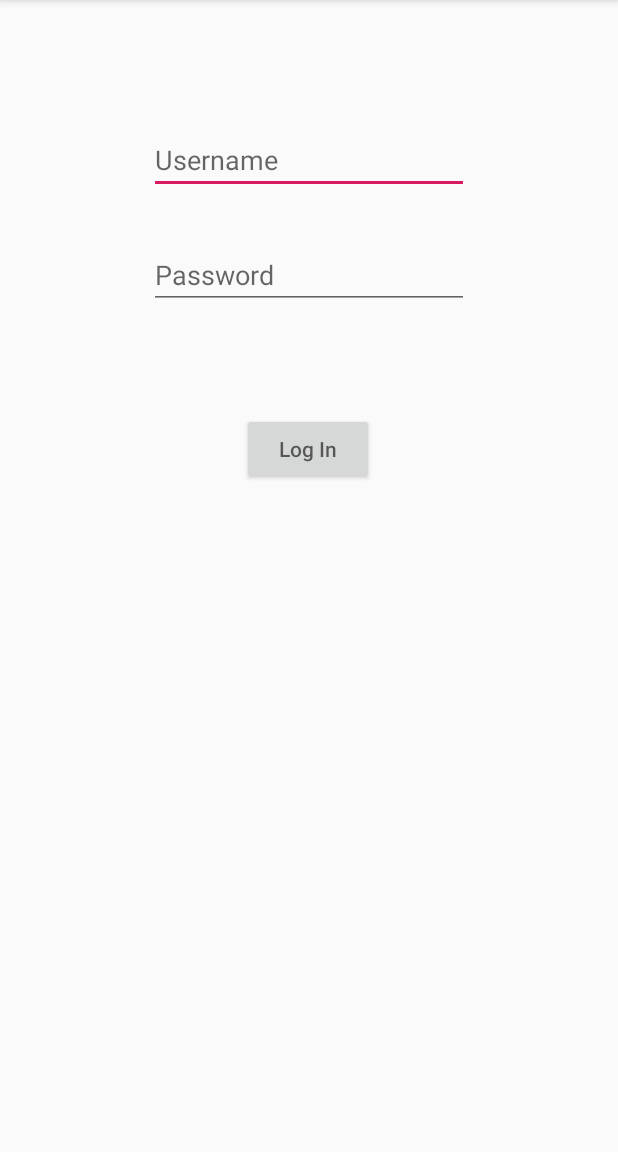
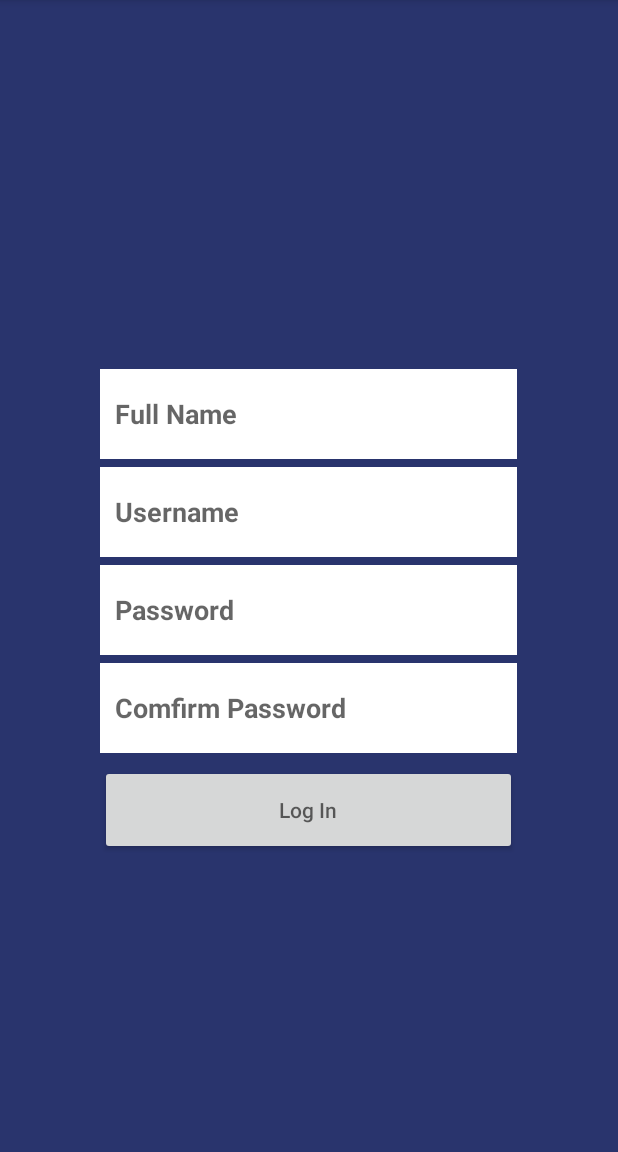
Before and after one commit to adibudithi/SportSupport, an Android app: the screen it shows after launch (MainActivity), on a phone screen of 412 x 824 dp, the part 84-1236 px from its top. Run offline under Robolectric (Android 15) with nearby library versions, the phone set to English and light mode, and no system bars.

Commit message:
changed the layout of the app

```diff
--- a/app/src/main/java/com/iedayan03/sportsupport/BackgroundWorker.java
+++ b/app/src/main/java/com/iedayan03/sportsupport/BackgroundWorker.java
@@ -1,10 +1,8 @@
 package com.iedayan03.sportsupport;
 
-import android.app.Application;
 import android.content.Context;
 import android.os.AsyncTask;
 import android.app.AlertDialog;
-import android.widget.Toast;
 
 import java.io.BufferedReader;
 import java.io.BufferedWriter;
--- a/app/src/main/java/com/iedayan03/sportsupport/MainActivity.java
+++ b/app/src/main/java/com/iedayan03/sportsupport/MainActivity.java
@@ -9,7 +9,6 @@ import android.widget.EditText;
 
 public class MainActivity extends AppCompatActivity {
     EditText etUsername, etPassword;
-    Button btnLogin;
 
     @Override
     protected void onCreate(Bundle savedInstanceState) {
@@ -27,4 +26,9 @@ public class MainActivity extends AppCompatActivity {
         String type = "login";
         backgroundWorker.execute(type, username, password);
     }
+
+    // maybe separate login and register as different activities
+    public void Register(View view) {
+        // have not setup the new edit texts so won't work until fixed
+    }
 }
--- a/app/src/main/res/layout/activity_main.xml
+++ b/app/src/main/res/layout/activity_main.xml
@@ -4,12 +4,14 @@
     xmlns:tools="http://schemas.android.com/tools"
     android:layout_width="match_parent"
     android:layout_height="match_parent"
+    android:background="#29346D"
     tools:context=".MainActivity">
 
     <EditText
-        android:id="@+id/etUsername"
-        android:layout_width="wrap_content"
-        android:layout_height="wrap_content"
+        android:id="@+id/etFullName"
+        android:layout_width="278dp"
+        android:layout_height="60dp"
+        android:layout_margin="5dp"
         android:layout_marginStart="8dp"
         android:layout_marginLeft="8dp"
         android:layout_marginTop="8dp"
@@ -17,20 +19,25 @@
         android:layout_marginRight="8dp"
         android:layout_marginBottom="8dp"
         android:autofillHints=""
+        android:background="#FFFFFF"
         android:ems="10"
-        android:hint="@string/username"
+        android:hint="@string/full_name"
         android:inputType="textPersonName"
+        android:padding="10dp"
+        android:textStyle="bold"
         app:layout_constraintBottom_toBottomOf="parent"
         app:layout_constraintEnd_toEndOf="parent"
+        app:layout_constraintHorizontal_bias="0.495"
         app:layout_constraintStart_toStartOf="parent"
         app:layout_constraintTop_toTopOf="parent"
-        app:layout_constraintVertical_bias="0.108"
+        app:layout_constraintVertical_bias="0.345"
         tools:targetApi="o" />
 
     <EditText
-        android:id="@+id/etPassword"
-        android:layout_width="wrap_content"
-        android:layout_height="wrap_content"
+        android:id="@+id/etUsername"
+        android:layout_width="278dp"
+        android:layout_height="60dp"
+        android:layout_margin="5dp"
         android:layout_marginStart="8dp"
         android:layout_marginLeft="8dp"
         android:layout_marginTop="8dp"
@@ -38,20 +45,78 @@
         android:layout_marginRight="8dp"
         android:layout_marginBottom="8dp"
         android:autofillHints=""
+        android:background="#FFFFFF"
+        android:ems="10"
+        android:hint="@string/username"
+        android:inputType="textPersonName"
+        android:padding="10dp"
+        android:textAllCaps="true"
+        android:textStyle="bold"
+        app:layout_constraintBottom_toBottomOf="parent"
+        app:layout_constraintEnd_toEndOf="parent"
+        app:layout_constraintHorizontal_bias="0.495"
+        app:layout_constraintStart_toStartOf="parent"
+        app:layout_constraintTop_toBottomOf="@+id/etFullName"
+        app:layout_constraintVertical_bias="0.0"
+        tools:targetApi="o" />
+
+    <EditText
+        android:id="@+id/etPassword"
+        android:layout_width="278dp"
+        android:layout_height="60dp"
+        android:layout_margin="5dp"
+        android:layout_marginStart="8dp"
+        android:layout_marginLeft="8dp"
+        android:layout_marginTop="8dp"
+        android:layout_marginEnd="8dp"
+        android:layout_marginRight="8dp"
+        android:layout_marginBottom="8dp"
+        android:autofillHints=""
+        android:background="#FFFFFF"
         android:ems="10"
         android:hint="@string/password"
         android:inputType="textPassword"
+        android:padding="10dp"
+        android:textAllCaps="true"
+        android:textStyle="bold"
         app:layout_constraintBottom_toBottomOf="parent"
         app:layout_constraintEnd_toEndOf="parent"
+        app:layout_constraintHorizontal_bias="0.495"
         app:layout_constraintStart_toStartOf="parent"
         app:layout_constraintTop_toBottomOf="@+id/etUsername"
-        app:layout_constraintVertical_bias="0.04"
+        app:layout_constraintVertical_bias="0.0"
+        tools:targetApi="o" />
+
+    <EditText
+        android:id="@+id/etConfirmPass"
+        android:layout_width="278dp"
+        android:layout_height="60dp"
+        android:layout_margin="5dp"
+        android:layout_marginStart="8dp"
+        android:layout_marginLeft="8dp"
+        android:layout_marginTop="8dp"
+        android:layout_marginEnd="8dp"
+        android:layout_marginRight="8dp"
+        android:layout_marginBottom="8dp"
+        android:autofillHints=""
+        android:background="#FFFFFF"
+        android:ems="10"
+        android:hint="@string/comfirm_password"
+        android:inputType="textPersonName"
+        android:padding="10dp"
+        android:textStyle="bold"
+        app:layout_constraintBottom_toBottomOf="parent"
+        app:layout_constraintEnd_toEndOf="parent"
+        app:layout_constraintHorizontal_bias="0.495"
+        app:layout_constraintStart_toStartOf="parent"
+        app:layout_constraintTop_toBottomOf="@+id/etPassword"
+        app:layout_constraintVertical_bias="0.0"
         tools:targetApi="o" />
 
     <Button
         android:id="@+id/buttonLogin"
-        android:layout_width="wrap_content"
-        android:layout_height="wrap_content"
+        android:layout_width="278dp"
+        android:layout_height="60dp"
         android:layout_marginStart="8dp"
         android:layout_marginLeft="8dp"
         android:layout_marginTop="8dp"
@@ -62,9 +127,9 @@
         android:onClick="Login"
         app:layout_constraintBottom_toBottomOf="parent"
         app:layout_constraintEnd_toEndOf="parent"
-        app:layout_constraintHorizontal_bias="0.498"
+        app:layout_constraintHorizontal_bias="0.495"
         app:layout_constraintStart_toStartOf="parent"
-        app:layout_constraintTop_toBottomOf="@+id/etPassword"
-        app:layout_constraintVertical_bias="0.123" />
+        app:layout_constraintTop_toBottomOf="@+id/etConfirmPass"
+        app:layout_constraintVertical_bias="0.0" />
 
 </androidx.constraintlayout.widget.ConstraintLayout>
--- a/app/src/main/res/values/strings.xml
+++ b/app/src/main/res/values/strings.xml
@@ -1,8 +1,9 @@
 <resources>
     <string name="app_name">SportSupport</string>
-    <string name="full_name">Full Name</string>
     <string name="password">Password</string>
     <string name="username">Username</string>
     <string name="sign_up">SIGN UP</string>
     <string name="log_in">Log In</string>
+    <string name="full_name">Full Name</string>
+    <string name="comfirm_password">Comfirm Password</string>
 </resources>
```
